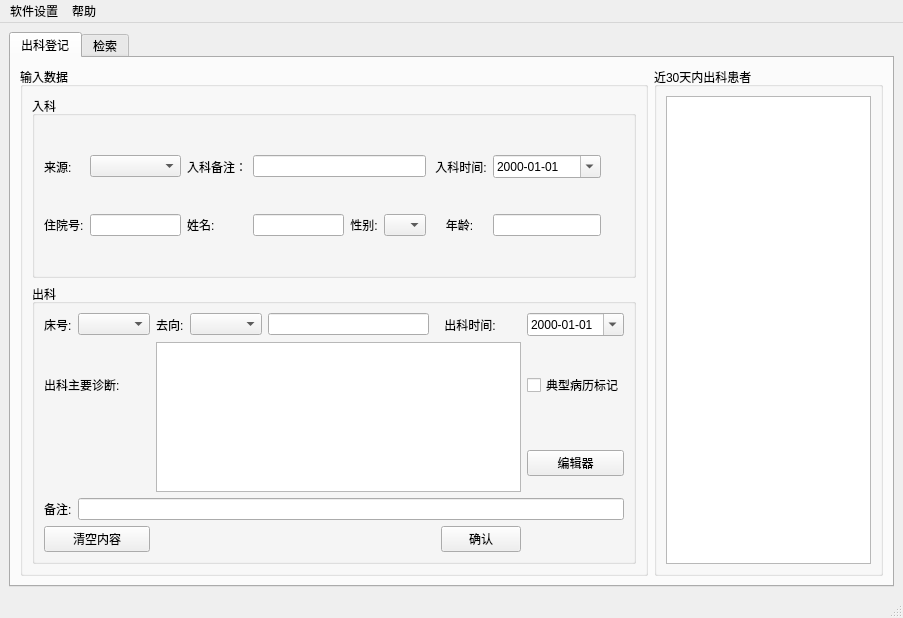
Above: micuCheckOut.ui from mawang98/MICU_checkout before the change. Below: the same form after it.
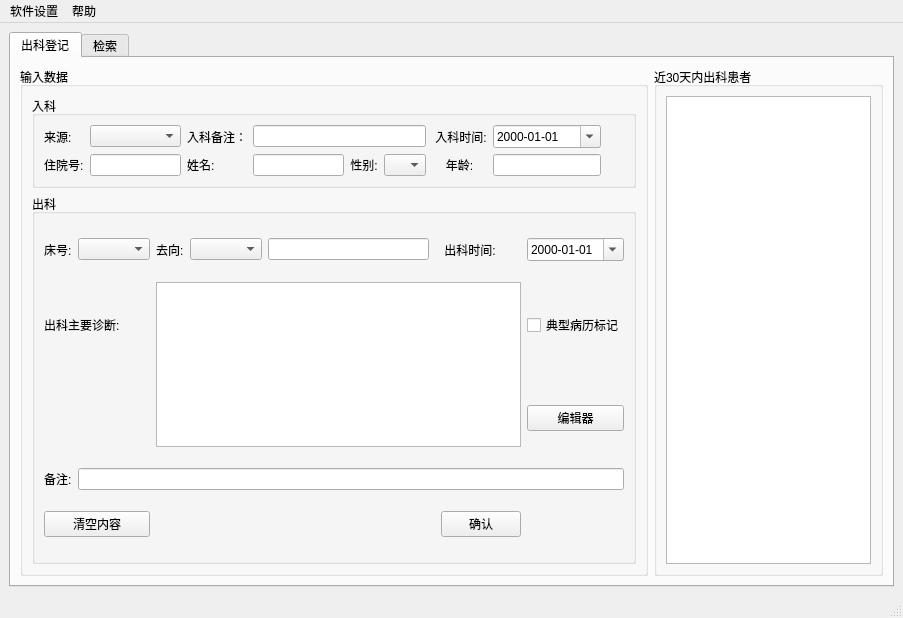
That is the form after the change.

```diff
--- a/micuCheckOut.ui
+++ b/micuCheckOut.ui
@@ -30,7 +30,7 @@
           <property name="title">
            <string>输入数据</string>
           </property>
-          <layout class="QVBoxLayout" name="verticalLayout">
+          <layout class="QVBoxLayout" name="verticalLayout" stretch="0,1">
            <item>
             <widget class="QGroupBox" name="groupBox">
              <property name="title">
```
